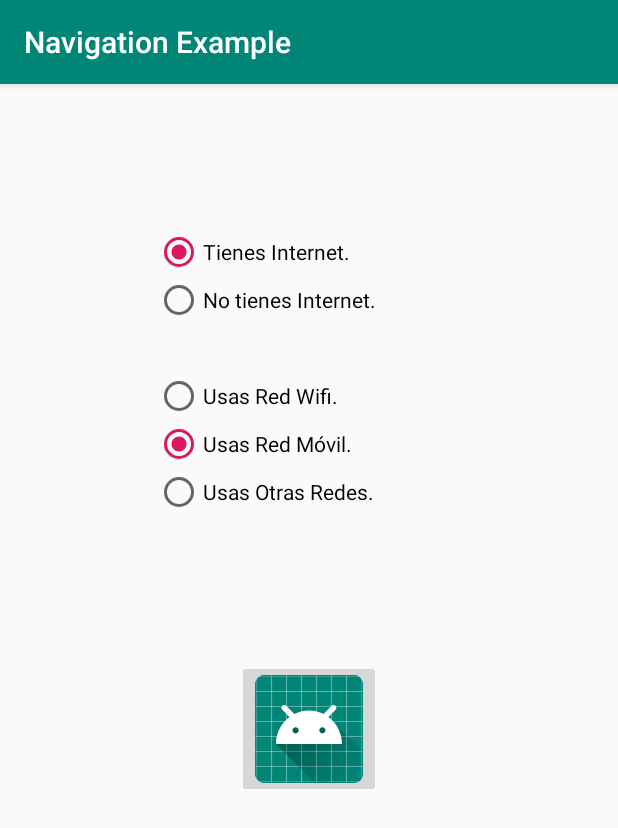
After one commit to flcarballeda/NavigationExample, an Android app: the NetworkActivity screen opened directly, with no data from a screen before it, on a phone screen of 412 x 824 dp. The commit adds this screen. Shown: the top 828 px of the screen. Run offline under Robolectric (Android 15) with nearby library versions, the phone set to English and light mode, and no system bars.

Commit message:
Primera versión de la App.
Crear las actividades:
1) MainActivity donde incluiremos un NavigationView (Vacía)
2) RedActivity donde veremos el permiso de redes
3) FotoActivity Para sacar una foto con la camara o seleccionar una imagen
4) CuentasActivity (Pendiente de definir)

TODO Falta la actividad 4, hacer un layout para un una lista con
 RecyclerView con dos columnas, NOMBRE y TIPO (de momento vacía), Haced
 sólo la cabecera

El Navigation View (Menú lateral) en el MainActivity para dar acceso a
 las otras 3 Actividades: RedActivity, CuentasActivity Y FotoActivity

TODO Hay que crear los Intent del Menú de Navegación Lateral

```diff
--- a/app/src/main/AndroidManifest.xml
+++ b/app/src/main/AndroidManifest.xml
@@ -1,6 +1,8 @@
 <?xml version="1.0" encoding="utf-8"?>
 <manifest xmlns:android="http://schemas.android.com/apk/res/android"
     package="com.example.navigationexample">
+
+    <uses-permission android:name="android.permission.ACCESS_NETWORK_STATE"/>
 
     <application
         android:allowBackup="true"
@@ -9,6 +11,8 @@
         android:roundIcon="@mipmap/ic_launcher_round"
         android:supportsRtl="true"
         android:theme="@style/AppTheme">
+        <activity android:name=".PhotoActivity"></activity>
+        <activity android:name=".NetworkActivity" />
         <activity android:name=".MainActivity">
             <intent-filter>
                 <action android:name="android.intent.action.MAIN" />
--- /dev/null
+++ b/app/src/main/java/com/example/navigationexample/NetworkActivity.java
@@ -0,0 +1,91 @@
+package com.example.navigationexample;
+
+import android.content.Context;
+import android.net.ConnectivityManager;
+import android.net.NetworkInfo;
+import android.support.v7.app.AppCompatActivity;
+import android.os.Bundle;
+import android.view.View;
+import android.widget.RadioButton;
+
+//IMPORTANTE ANIADIR LOS PERMISOS DE RED <uses-permission android:name="android.permission.ACCESS_NETWORK_STATE" />
+//LISTA COMPLETA DE PERMISOS https://stackoverflow.com/a/36937109/4067559 PELIGROSOS Y NO
+public class NetworkActivity extends AppCompatActivity {
+
+    @Override
+    protected void onCreate(Bundle savedInstanceState) {
+        super.onCreate(savedInstanceState);
+        setContentView(R.layout.activity_network);
+
+        checkNetwork();
+    }
+    private void checkNetwork() {
+        RadioButton rbci = findViewById(R.id.radioButtonIdInternet);
+        RadioButton rbsi = findViewById(R.id.radioButtonIdNoInternet);
+
+        boolean hayred = hayInternet(this);
+        rbci.setChecked(hayred);
+        rbsi.setChecked(!hayred);
+
+        if (hayred)
+        {
+            RadioButton rbwifi = findViewById(R.id.radioButtonIdUsesWifi);
+            RadioButton rbmovil = findViewById(R.id.radioButtonIdUsesMobile);
+            RadioButton rbo = findViewById(R.id.radioButtonIdUsesOthers);
+
+            boolean redwifi = isWifiAvailable(this);
+            boolean redmovil = hayConexion3G4G(this);
+
+            rbwifi.setChecked(redwifi);
+            rbmovil.setChecked(redmovil);
+
+            //caso especial, puede haber internet por bridge, ethernet, u otra
+            rbo.setChecked(!redmovil&&!redwifi);
+        }
+    }
+
+    //metodo copiado de https://stackoverflow.com/a/34741193/4067559
+
+    public static boolean isWifiAvailable (Context context) {
+        boolean br = false;
+        ConnectivityManager cm = null;
+        NetworkInfo ni = null;
+
+        cm = (ConnectivityManager) context.getSystemService(Context.CONNECTIVITY_SERVICE);
+        ni = cm.getActiveNetworkInfo();
+        br = ((null != ni) && (ni.isConnected()) && (ni.getType() == ConnectivityManager.TYPE_WIFI));
+
+        return br;
+    }
+
+
+    public static boolean hayConexion3G4G (Context context) {
+        boolean br = false;
+        ConnectivityManager cm = null;
+        NetworkInfo ni = null;
+
+        cm = (ConnectivityManager) context.getSystemService(Context.CONNECTIVITY_SERVICE);
+        ni = cm.getActiveNetworkInfo();
+        br = ((null != ni) && (ni.isConnected()) && (ni.getType() == ConnectivityManager.TYPE_MOBILE));
+
+        return br;
+    }
+
+    public static boolean hayInternet(Context context) {
+
+        boolean hay_internet = false;
+
+        ConnectivityManager con_manager = (ConnectivityManager)context.getSystemService(Context.CONNECTIVITY_SERVICE);
+        NetworkInfo ni = con_manager.getActiveNetworkInfo();
+
+        if (ni!=null)
+        {
+            hay_internet = ni.isAvailable()&&ni.isConnected();
+        }
+        return hay_internet;
+    }
+
+    public void comprobar (View v) {
+        checkNetwork();
+    }
+}
--- /dev/null
+++ b/app/src/main/res/layout/activity_network.xml
@@ -0,0 +1,84 @@
+<?xml version="1.0" encoding="utf-8"?>
+<android.support.constraint.ConstraintLayout xmlns:android="http://schemas.android.com/apk/res/android"
+    xmlns:app="http://schemas.android.com/apk/res-auto"
+    xmlns:tools="http://schemas.android.com/tools"
+    android:layout_width="match_parent"
+    android:layout_height="match_parent"
+    tools:context=".NetworkActivity">
+
+    <RadioGroup
+        android:id="@+id/radioGroupIdInternet"
+        android:layout_width="0dp"
+        android:layout_height="wrap_content"
+        android:layout_marginStart="8dp"
+        android:layout_marginTop="96dp"
+        android:layout_marginEnd="8dp"
+        app:layout_constraintEnd_toEndOf="parent"
+        app:layout_constraintStart_toStartOf="parent"
+        app:layout_constraintTop_toTopOf="parent"
+        app:layout_constraintWidth_percent="0.5">
+
+        <RadioButton
+            android:id="@+id/radioButtonIdInternet"
+            android:layout_width="wrap_content"
+            android:layout_height="wrap_content"
+            android:layout_weight="1"
+            android:text="@string/radio_button_internet" />
+
+        <RadioButton
+            android:id="@+id/radioButtonIdNoInternet"
+            android:layout_width="wrap_content"
+            android:layout_height="wrap_content"
+            android:layout_weight="1"
+            android:text="@string/radio_button_no_internet" />
+
+    </RadioGroup>
+
+    <RadioGroup
+        android:id="@+id/radioGroupIdNetworkUses"
+        android:layout_width="0dp"
+        android:layout_height="wrap_content"
+        android:layout_marginStart="8dp"
+        android:layout_marginTop="32dp"
+        android:layout_marginEnd="8dp"
+        android:layout_weight="1"
+        app:layout_constraintEnd_toEndOf="parent"
+        app:layout_constraintStart_toStartOf="parent"
+        app:layout_constraintTop_toBottomOf="@id/radioGroupIdInternet"
+        app:layout_constraintWidth_percent="0.5">
+
+        <RadioButton
+            android:id="@+id/radioButtonIdUsesWifi"
+            android:layout_width="wrap_content"
+            android:layout_height="wrap_content"
+            android:layout_weight="1"
+            android:text="@string/radio_button_uses_wifi" />
+
+        <RadioButton
+            android:id="@+id/radioButtonIdUsesMobile"
+            android:layout_width="wrap_content"
+            android:layout_height="wrap_content"
+            android:layout_weight="1"
+            android:text="@string/radio_button_uses_mobile" />
+
+        <RadioButton
+            android:id="@+id/radioButtonIdUsesOthers"
+            android:layout_width="wrap_content"
+            android:layout_height="wrap_content"
+            android:layout_weight="1"
+            android:text="@string/radio_button_uses_other" />
+    </RadioGroup>
+
+    <ImageButton
+        android:layout_width="wrap_content"
+        android:layout_height="wrap_content"
+        android:layout_marginStart="8dp"
+        android:layout_marginTop="96dp"
+        android:layout_marginEnd="8dp"
+        android:onClick="comprobar"
+        app:layout_constraintEnd_toEndOf="parent"
+        app:layout_constraintStart_toStartOf="parent"
+        app:layout_constraintTop_toBottomOf="@+id/radioGroupIdNetworkUses"
+        app:srcCompat="@mipmap/ic_launcher" />
+
+</android.support.constraint.ConstraintLayout>
--- a/app/src/main/res/values/strings.xml
+++ b/app/src/main/res/values/strings.xml
@@ -4,4 +4,12 @@
     <string name="menu_nav_item_permission">Permisos</string>
     <string name="menu_nav_item_photo">Fotos</string>
     <string name="menu_nav_item_accounts">Cuentas</string>
+    <string name="radio_button_internet">Tienes Internet.</string>
+    <string name="radio_button_no_internet">No tienes Internet.</string>
+    <string name="radio_button_uses_wifi">Usas Red Wifi.</string>
+    <string name="radio_button_uses_mobile">Usas Red Móvil.</string>
+    <string name="radio_button_uses_other">Usas Otras Redes.</string>
+    <string name="image_view_photo_content_description">Imagen seleccionada.</string>
+    <string name="image_view_add_photo_content_description">Hacer una fotografía.</string>
+    <string name="image_view_select_photo_content_description">Seleccionar una imagen de la galeria.</string>
 </resources>
```
Also changed, not shown: app/src/main/java/com/example/navigationexample/PhotoActivity.java (added, +13 -0 lines), app/src/main/res/drawable/ic_add_a_photo_black_24dp.xml (added, +9 -0 lines), app/src/main/res/drawable/ic_image_black_24dp.xml (added, +9 -0 lines), app/src/main/res/layout/activity_photo.xml (added, +54 -0 lines).
